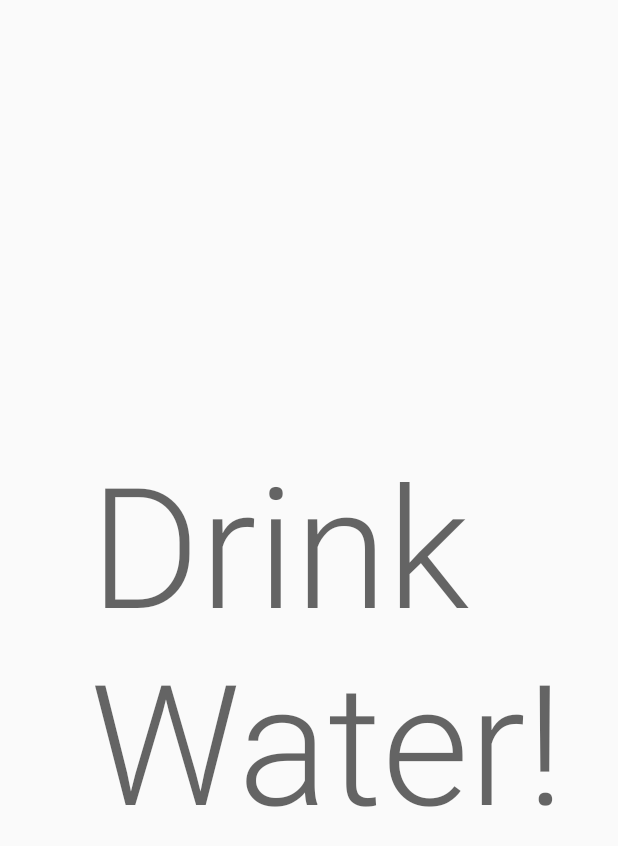
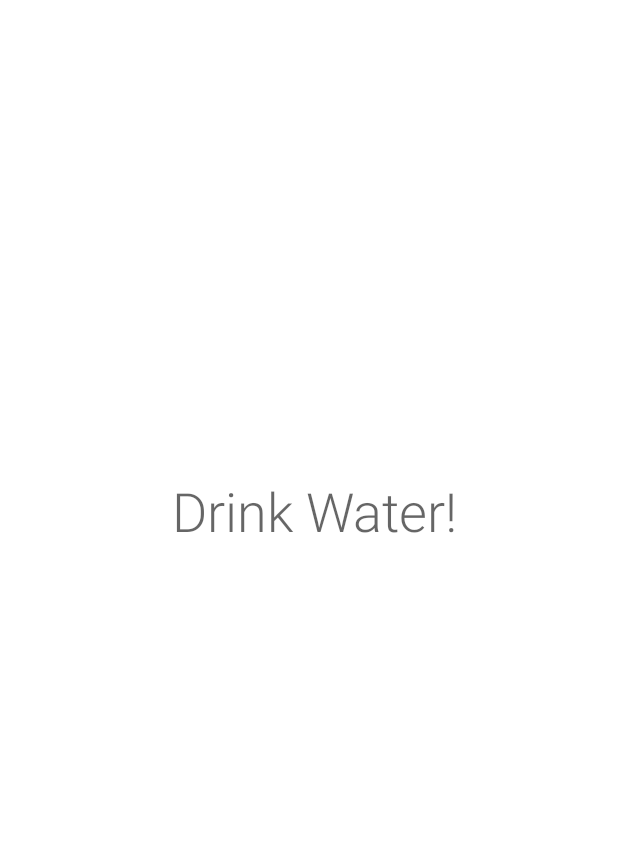
Before and after one commit to wanniex/drinkbud, an Android app: the WaterAlarmRepActivity screen opened directly, with no data from a screen before it, on a phone screen of 412 x 824 dp. Shown: the top 846 px of the screen. Run offline under Robolectric (Android 15) with nearby library versions, the phone set to English and light mode, and no system bars.

Commit message:
aesthetic1

```diff
--- a/app/src/main/java/com/example/Drinkbud/DrinksStallOptionsActivity.java
+++ b/app/src/main/java/com/example/Drinkbud/DrinksStallOptionsActivity.java
@@ -174,10 +174,11 @@ public class DrinksStallOptionsActivity extends FragmentActivity implements OnMa
     public void onMapReady(GoogleMap googleMap) {
 
         // ADDED THIS 160620
-        LatLng latLng = new LatLng(currentLocation.getLatitude(), currentLocation.getLongitude());
+        // currentLocation.getLatitude(), currentLocation.getLongitude()
+        LatLng latLng = new LatLng(1.295025, 103.773766);
         MarkerOptions markerOptions = new MarkerOptions().position(latLng).title("I am Here");
         googleMap.animateCamera(CameraUpdateFactory.newLatLng(latLng));
-        googleMap.animateCamera(CameraUpdateFactory.newLatLngZoom(latLng, 15));
+        googleMap.animateCamera(CameraUpdateFactory.newLatLngZoom(latLng, 18));
         googleMap.addMarker(markerOptions);
     }
 
--- a/app/src/main/res/layout/activity_chosen_water_place.xml
+++ b/app/src/main/res/layout/activity_chosen_water_place.xml
@@ -4,6 +4,7 @@
     xmlns:tools="http://schemas.android.com/tools"
     android:layout_width="match_parent"
     android:layout_height="match_parent"
+    android:background="#FFFFFF"
     tools:context=".ChosenWaterPlace">
 
     <ImageView
--- a/app/src/main/res/layout/activity_drinks_stall_list.xml
+++ b/app/src/main/res/layout/activity_drinks_stall_list.xml
@@ -4,6 +4,7 @@
     xmlns:tools="http://schemas.android.com/tools"
     android:layout_width="match_parent"
     android:layout_height="match_parent"
+    android:background="#FFFFFF"
     tools:context=".DrinksStallList">
 
     <TextView
--- a/app/src/main/res/layout/activity_drinks_stall_options.xml
+++ b/app/src/main/res/layout/activity_drinks_stall_options.xml
@@ -5,6 +5,7 @@
     xmlns:tools="http://schemas.android.com/tools"
     android:layout_width="match_parent"
     android:layout_height="match_parent"
+    android:background="#FFFFFF"
     android:orientation="vertical">
 
 
--- a/app/src/main/res/layout/activity_water_alarm.xml
+++ b/app/src/main/res/layout/activity_water_alarm.xml
@@ -4,6 +4,7 @@
     xmlns:tools="http://schemas.android.com/tools"
     android:layout_width="match_parent"
     android:layout_height="match_parent"
+    android:background="#FFFFFF"
     tools:context="WaterAlarmActivity">
 
     <TextView
--- a/app/src/main/res/layout/activity_water_alarm_rep.xml
+++ b/app/src/main/res/layout/activity_water_alarm_rep.xml
@@ -4,17 +4,20 @@
     xmlns:tools="http://schemas.android.com/tools"
     android:layout_width="match_parent"
     android:layout_height="match_parent"
+    android:background="#FFFFFF"
     tools:context=".WaterAlarmRepActivity">
 
     <TextView
         android:id="@+id/textView4"
-        android:layout_width="329dp"
-        android:layout_height="274dp"
-        android:layout_marginStart="60dp"
+        android:layout_width="248dp"
+        android:layout_height="241dp"
         android:text="Drink Water!"
         android:textAppearance="@style/TextAppearance.AppCompat.Display4"
+        android:textSize="36sp"
         app:layout_constraintBottom_toBottomOf="parent"
+        app:layout_constraintEnd_toEndOf="parent"
+        app:layout_constraintHorizontal_bias="0.699"
         app:layout_constraintStart_toStartOf="parent"
         app:layout_constraintTop_toTopOf="parent"
-        app:layout_constraintVertical_bias="0.521" />
+        app:layout_constraintVertical_bias="0.542" />
 </androidx.constraintlayout.widget.ConstraintLayout>
--- a/app/src/main/res/layout/activity_water_locator_options.xml
+++ b/app/src/main/res/layout/activity_water_locator_options.xml
@@ -2,6 +2,7 @@
 <androidx.constraintlayout.widget.ConstraintLayout xmlns:android="http://schemas.android.com/apk/res/android"
     xmlns:app="http://schemas.android.com/apk/res-auto"
     xmlns:tools="http://schemas.android.com/tools"
+    android:background="#FFFFFF"
     android:layout_width="match_parent"
     android:layout_height="match_parent"
     tools:context=".WaterLocatorOptionsActivity">
```
